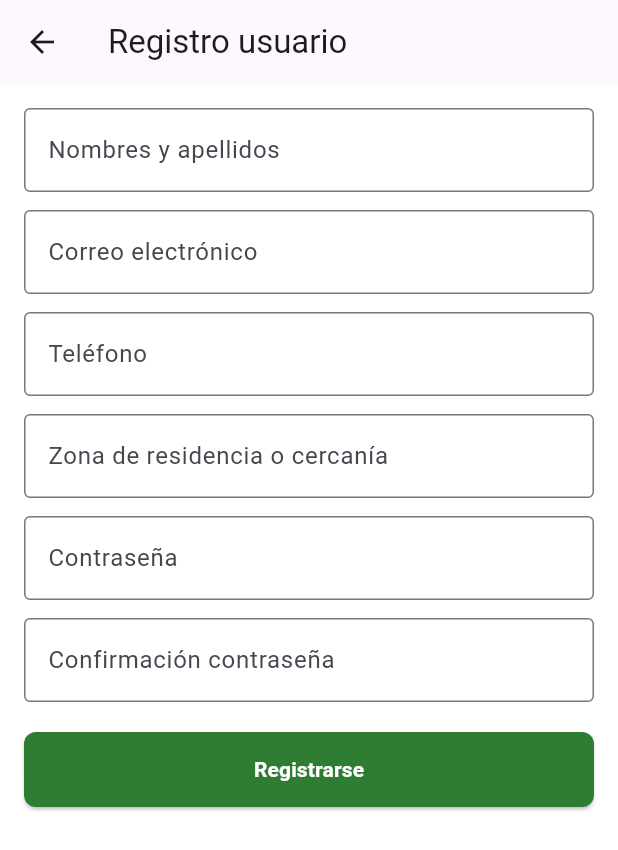
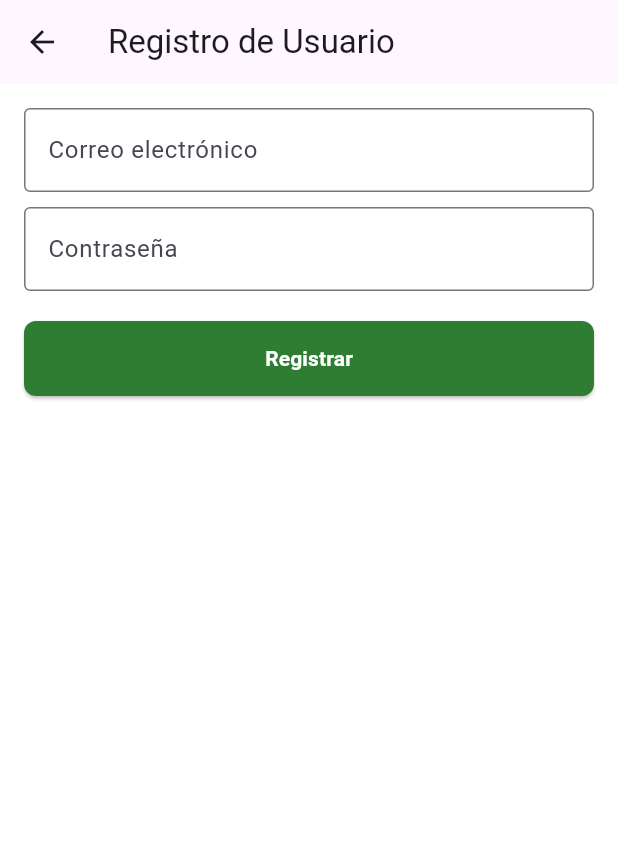
Before and after one commit to Blaviken-fsociety/agrolink, a Flutter app: the screen it shows after launch, after a tap on "¿No tienes cuenta? Regístrate aquí", on a phone screen of 412 x 824 dp. Shown: the top 850 px of the screen. Run offline on Flutter 3.47's test engine with Material 3 defaults, Android fonts, the phone set to English and light mode, and no system bars; our stand-ins replace cloud_firestore, firebase_auth, firebase_core; accounts and stored records are empty; network calls fail.

```diff
--- a/agrolink/lib/screens/login_screen.dart
+++ b/agrolink/lib/screens/login_screen.dart
@@ -1,16 +1,17 @@
 import 'package:flutter/material.dart';
 import '../widgets/custom_input.dart';
 import '../widgets/custom_button.dart';
-import 'user_register_screen.dart'; // Para navegación
-import 'zone_register_screen.dart'; // Ejemplo de destino tras login
+import '../services/auth_service.dart';
+import 'zone_register_screen.dart';
+import 'user_register_screen.dart';
 
 class LoginScreen extends StatelessWidget {
   const LoginScreen({super.key});
 
   @override
   Widget build(BuildContext context) {
-    TextEditingController emailController = TextEditingController();
-    TextEditingController passwordController = TextEditingController();
+    TextEditingController emailCtrl = TextEditingController();
+    TextEditingController passCtrl = TextEditingController();
 
     return Scaffold(
       appBar: AppBar(title: const Text('Iniciar sesión')),
@@ -18,39 +19,36 @@ class LoginScreen extends StatelessWidget {
         padding: const EdgeInsets.all(16.0),
         child: Column(
           children: [
-            CustomInput(
-              label: 'Correo electrónico',
-              controller: emailController,
-            ),
-            const SizedBox(height: 12),
-            CustomInput(
-              label: 'Contraseña',
-              controller: passwordController,
-              obscureText: true,
-            ),
+            CustomInput(label: 'Correo electrónico', controller: emailCtrl),
+            const SizedBox(height: 10),
+            CustomInput(label: 'Contraseña', controller: passCtrl, obscureText: true),
             const SizedBox(height: 20),
             CustomButton(
               text: 'Ingresar',
-              onPressed: () {
-                // Aquí podrías validar el login con Firebase o API
-                Navigator.push(
-                  context,
-                  MaterialPageRoute(
-                    builder: (_) => const ZoneRegisterScreen(), // o HomeScreen si lo agregas
-                  ),
+              onPressed: () async {
+                final user = await AuthService().loginUser(
+                  emailCtrl.text.trim(),
+                  passCtrl.text.trim(),
                 );
+                if (user != null) {
+                  Navigator.pushReplacement(
+                    context,
+                    MaterialPageRoute(
+                      builder: (_) => const ZoneRegisterScreen(),
+                    ),
+                  );
+                } else {
+                  ScaffoldMessenger.of(context).showSnackBar(
+                    const SnackBar(content: Text('Credenciales inválidas')),
+                  );
+                }
               },
             ),
-            const SizedBox(height: 12),
             TextButton(
-              onPressed: () {
-                Navigator.push(
-                  context,
-                  MaterialPageRoute(
-                    builder: (_) => const UserRegisterScreen(),
-                  ),
-                );
-              },
+              onPressed: () => Navigator.push(
+                context,
+                MaterialPageRoute(builder: (_) => const UserRegisterScreen()),
+              ),
               child: const Text('¿No tienes cuenta? Regístrate aquí'),
             ),
           ],
--- a/agrolink/lib/screens/user_register_screen.dart
+++ b/agrolink/lib/screens/user_register_screen.dart
@@ -1,34 +1,43 @@
 import 'package:flutter/material.dart';
 import '../widgets/custom_input.dart';
 import '../widgets/custom_button.dart';
+import '../services/auth_service.dart';
 
 class UserRegisterScreen extends StatelessWidget {
   const UserRegisterScreen({super.key});
 
   @override
   Widget build(BuildContext context) {
+    final TextEditingController emailCtrl = TextEditingController();
+    final TextEditingController passCtrl = TextEditingController();
+
     return Scaffold(
-      appBar: AppBar(title: const Text('Registro usuario')),
+      appBar: AppBar(title: const Text('Registro de Usuario')),
       body: Padding(
         padding: const EdgeInsets.all(16.0),
         child: Column(
           children: [
-            CustomInput(label: 'Nombres y apellidos'),
-            const SizedBox(height: 12),
-            CustomInput(label: 'Correo electrónico'),
-            const SizedBox(height: 12),
-            CustomInput(label: 'Teléfono'),
-            const SizedBox(height: 12),
-            CustomInput(label: 'Zona de residencia o cercanía'),
-            const SizedBox(height: 12),
-            CustomInput(label: 'Contraseña', obscureText: true),
-            const SizedBox(height: 12),
-            CustomInput(label: 'Confirmación contraseña', obscureText: true),
+            CustomInput(label: 'Correo electrónico', controller: emailCtrl),
+            const SizedBox(height: 10),
+            CustomInput(label: 'Contraseña', controller: passCtrl, obscureText: true),
             const SizedBox(height: 20),
             CustomButton(
-              text: 'Registrarse',
-              onPressed: () {
-                // Lógica de registro
+              text: 'Registrar',
+              onPressed: () async {
+                final user = await AuthService().registerUser(
+                  emailCtrl.text.trim(),
+                  passCtrl.text.trim(),
+                );
+                if (user != null) {
+                  ScaffoldMessenger.of(context).showSnackBar(
+                    const SnackBar(content: Text('Registro exitoso')),
+                  );
+                  Navigator.pop(context);
+                } else {
+                  ScaffoldMessenger.of(context).showSnackBar(
+                    const SnackBar(content: Text('Registro fallido')),
+                  );
+                }
               },
             ),
           ],
```
Also changed, not shown: agrolink/lib/models/zone.dart (+27 -4 lines), agrolink/lib/screens/zone_list_screen.dart (+21 -20 lines), agrolink/lib/screens/zone_register_screen.dart (+40 -28 lines), agrolink/lib/services/auth_service.dart (added, +37 -0 lines), agrolink/lib/services/zone_service.dart (added, +19 -0 lines).
